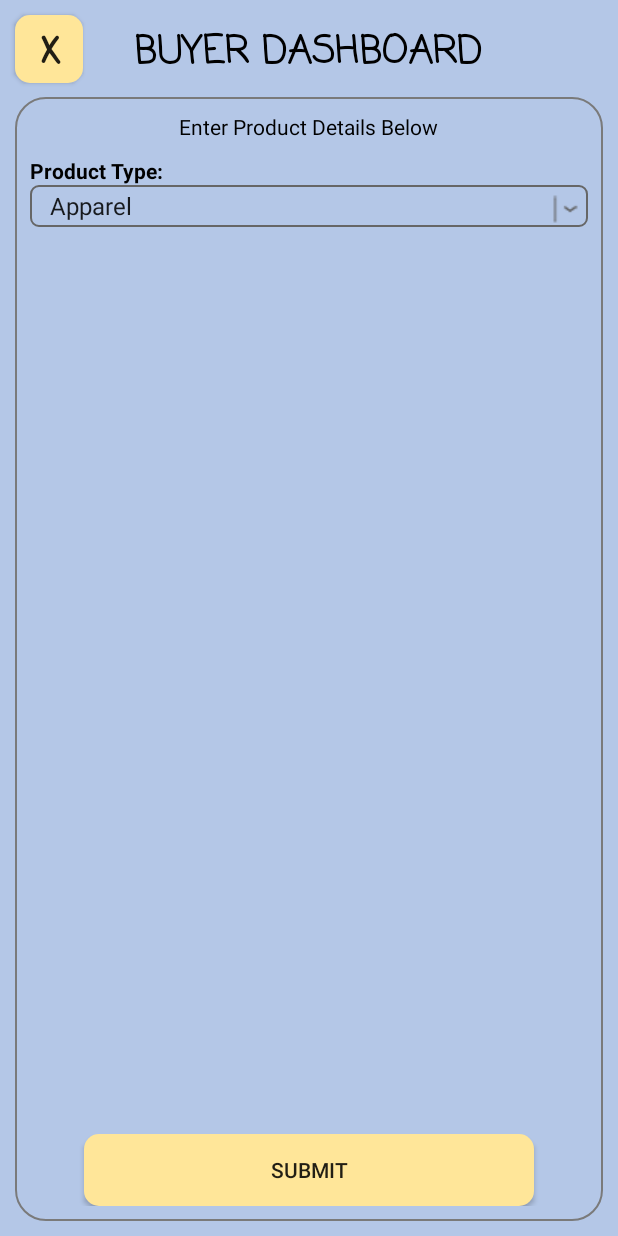
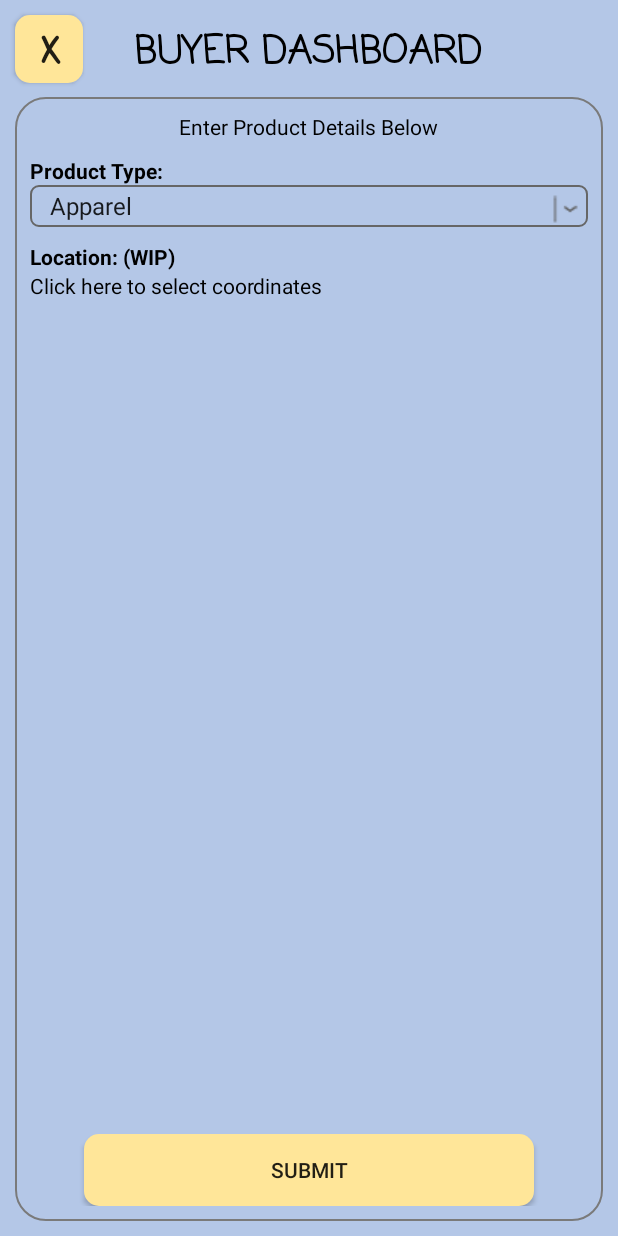
Before and after one commit to beephee/buzzarpheewhale, an Android app: the AddRequestActivity screen opened directly, with no data from a screen before it, on a phone screen of 412 x 824 dp. Run offline under Robolectric (Android 15) with nearby library versions, the phone set to English and light mode, and no system bars; our stand-ins replace Firebase (no records; nobody signed in at launch, a user with empty details on screens opened directly).

Commit message:
Added location (WIP) that opens Google Maps on tap

```diff
--- a/FirebaseAuthDemo/app/src/main/java/com/example/android/firebaseauthdemo/AddRequestActivity.java
+++ b/FirebaseAuthDemo/app/src/main/java/com/example/android/firebaseauthdemo/AddRequestActivity.java
@@ -46,6 +46,12 @@ public class AddRequestActivity extends AppCompatActivity {
 
     }
 
+    public void selectCoords(View view)
+    {
+        Intent intent = new Intent(this, MapsActivity.class);
+        startActivity(intent);
+    }
+
     private void addProductType(){
         String buyer = userEmail;
         String producttype = spinnerProductType.getSelectedItem().toString();
--- a/FirebaseAuthDemo/app/src/main/res/layout/activity_add_request.xml
+++ b/FirebaseAuthDemo/app/src/main/res/layout/activity_add_request.xml
@@ -66,6 +66,7 @@
             android:layout_below="@id/textViewNewRequest"/>
 
         <RelativeLayout
+            android:id="@+id/spinnerLayout"
             android:layout_width="match_parent"
             android:layout_height="wrap_content"
             android:layout_weight=".28"
@@ -96,6 +97,26 @@
                 android:src="@drawable/drop" />
             </RelativeLayout>
 
+        <TextView
+            android:layout_width="wrap_content"
+            android:layout_height="wrap_content"
+            android:text="Location: (WIP)"
+            android:textColor="@color/black"
+            android:textStyle="bold"
+            android:id="@+id/textViewLocation"
+            android:layout_marginTop="10dp"
+            android:layout_below="@id/spinnerLayout"/>
+
+        <TextView
+            android:layout_width="wrap_content"
+            android:layout_height="wrap_content"
+            android:text="Click here to select coordinates"
+            android:textColor="@color/black"
+            android:id="@+id/textViewCoordinates"
+            android:layout_marginTop="0dp"
+            android:layout_below="@id/textViewLocation"
+            android:onClick="selectCoords"/>
+
         <Button
             android:layout_width="300dp"
             android:layout_height="wrap_content"
--- a/FirebaseAuthDemo/app/src/main/res/values/strings.xml
+++ b/FirebaseAuthDemo/app/src/main/res/values/strings.xml
@@ -6,4 +6,5 @@
         <item>Electronics</item>
         <item>Food</item>
     </array>
+    <string name="title_activity_maps">Map</string>
 </resources>
--- a/FirebaseAuthDemo/build.gradle
+++ b/FirebaseAuthDemo/build.gradle
@@ -6,7 +6,7 @@ buildscript {
     }
     dependencies {
         classpath 'com.android.tools.build:gradle:2.3.2'
-        classpath 'com.google.gms:google-services:3.0.0'
+        classpath 'com.google.gms:google-services:3.1.0'
         // NOTE: Do not place your application dependencies here; they belong
         // in the individual module build.gradle files
     }
```
Also changed, not shown: FirebaseAuthDemo/app/build.gradle (+3 -9 lines), FirebaseAuthDemo/app/src/debug/res/values/google_maps_api.xml (added, +26 -0 lines), FirebaseAuthDemo/app/src/main/AndroidManifest.xml (+23 -1 lines), FirebaseAuthDemo/app/src/main/java/com/example/android/firebaseauthdemo/MapsActivity.java (added, +48 -0 lines), FirebaseAuthDemo/app/src/main/res/layout/activity_maps.xml (added, +8 -0 lines), 1 other file.
